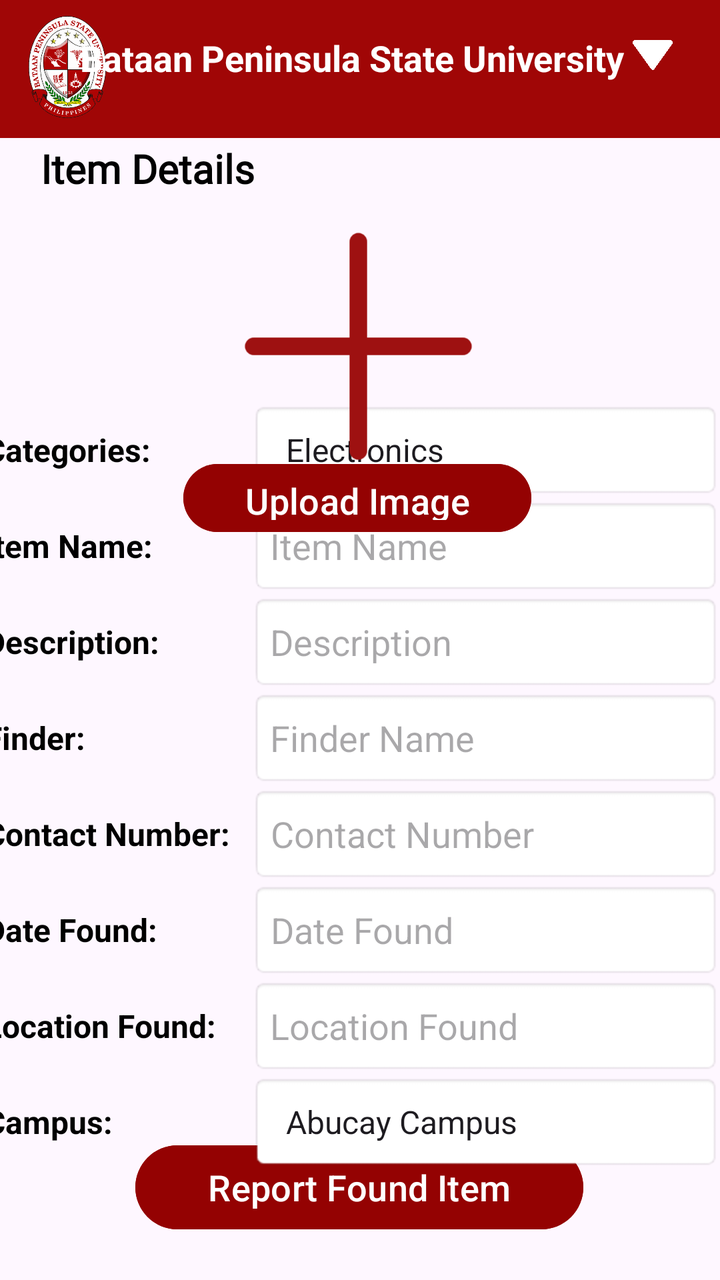
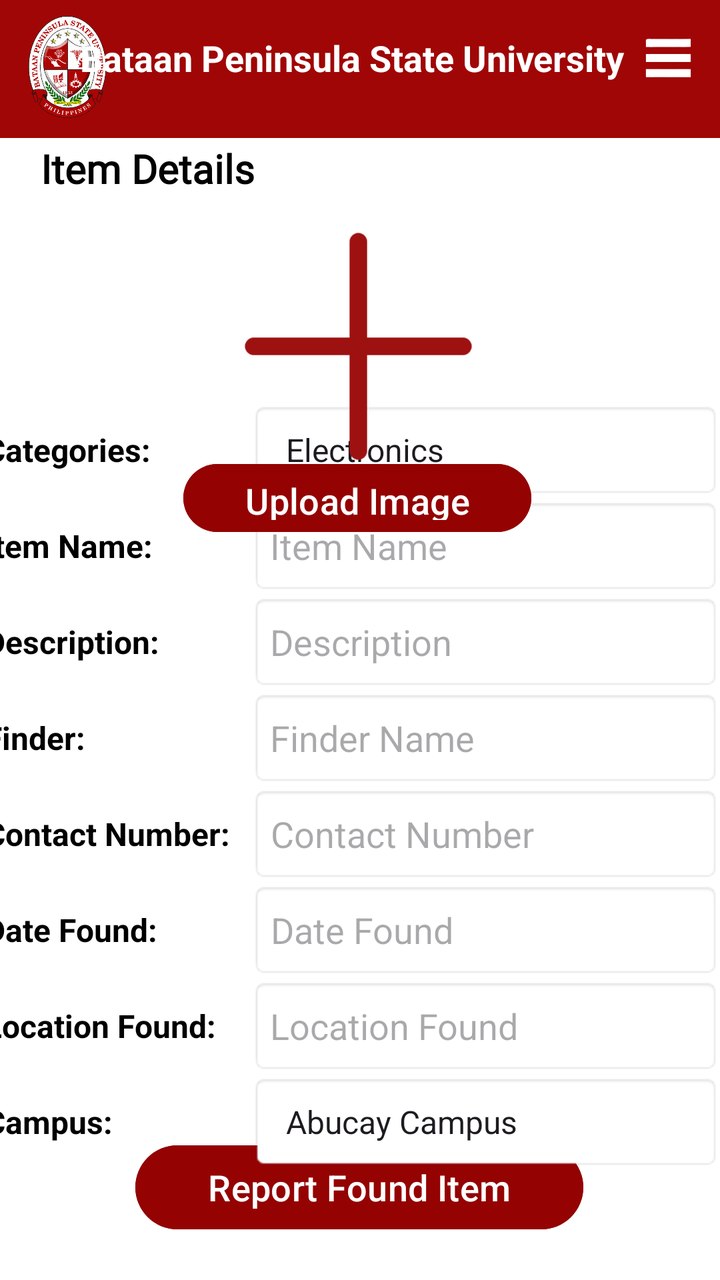

Screens rendered from an Android XML layout before and after an edit, with the pre-edit source and the edit as a unified diff.
<!-- AndroidManifest.xml: application theme Theme.FinalCaseStudy -->
<!-- res/layout/activity_found_report.xml -->
<?xml version="1.0" encoding="utf-8"?>
<androidx.constraintlayout.widget.ConstraintLayout xmlns:android="http://schemas.android.com/apk/res/android"
    xmlns:app="http://schemas.android.com/apk/res-auto"
    xmlns:tools="http://schemas.android.com/tools"
    android:id="@+id/main"
    android:layout_width="match_parent"
    android:layout_height="match_parent"
    tools:context=".FoundReportActivity">

    <TextView
        android:id="@+id/textView24"
        android:layout_width="wrap_content"
        android:layout_height="26dp"
        android:fontFamily="@font/times_new_roman"
        android:text="Item Details"
        android:textColor="@color/black"
        android:textSize="20sp"
        android:textStyle="bold"
        app:layout_constraintBottom_toBottomOf="parent"
        app:layout_constraintEnd_toEndOf="parent"
        app:layout_constraintHorizontal_bias="0.08"
        app:layout_constraintStart_toStartOf="parent"
        app:layout_constraintTop_toTopOf="parent"
        app:layout_constraintVertical_bias="0.115" />

    <Button
        android:id="@+id/button11"
        android:layout_width="224dp"
        android:layout_height="50dp"
        android:backgroundTint="#940202"
        android:backgroundTintMode="add"
        android:text="Report Found Item"
        android:textSize="18sp"
        android:textStyle="normal"
        app:layout_constraintBottom_toBottomOf="parent"
        app:layout_constraintEnd_toEndOf="parent"
        app:layout_constraintHorizontal_bias="0.497"
        app:layout_constraintStart_toStartOf="parent"
        app:layout_constraintTop_toTopOf="parent"
        app:layout_constraintVertical_bias="0.964" />

    <LinearLayout
        android:layout_width="376dp"
        android:layout_height="387dp"
        android:orientation="horizontal"
        app:layout_constraintBottom_toBottomOf="parent"
        app:layout_constraintEnd_toEndOf="parent"
        app:layout_constraintHorizontal_bias="0.514"
        app:layout_constraintStart_toStartOf="parent"
        app:layout_constraintTop_toTopOf="parent"
        app:layout_constraintVertical_bias="0.795">

        <LinearLayout
            android:id="@+id/linearLayout2"
            android:layout_width="133dp"
            android:layout_height="match_parent"
            android:orientation="vertical">

            <TextView
                android:id="@+id/textView48"
                android:layout_width="match_parent"
                android:layout_height="48dp"
                android:gravity="center|start"
                android:text="Categories:"
                android:textColor="@color/black"
                android:textSize="16sp"
                android:textStyle="bold"
                tools:layout_editor_absoluteX="30dp"
                tools:layout_editor_absoluteY="458dp" />

            <TextView
                android:id="@+id/textView41"
                android:layout_width="match_parent"
                android:layout_height="48dp"
                android:gravity="center|start"
                android:text="Item Name:"
                android:textColor="@color/black"
                android:textSize="16sp"
                android:textStyle="bold" />

            <TextView
                android:id="@+id/textView42"
                android:layout_width="match_parent"
                android:layout_height="48dp"
                android:gravity="center|start"
                android:text="Description:"
                android:textColor="@color/black"
                android:textSize="16sp"
                android:textStyle="bold" />

            <TextView
                android:id="@+id/textView43"
                android:layout_width="match_parent"
                android:layout_height="48dp"
                android:gravity="center|start"
                android:text="Finder:"
                android:textColor="@color/black"
                android:textSize="16sp"
                android:textStyle="bold" />

            <TextView
                android:id="@+id/textView44"
                android:layout_width="match_parent"
                android:layout_height="48dp"
                android:gravity="center|start"
                android:text="Contact Number:"
                android:textColor="@color/black"
                android:textSize="16sp"
                android:textStyle="bold" />

            <TextView
                android:id="@+id/textView45"
                android:layout_width="match_parent"
                android:layout_height="48dp"
                android:gravity="center|start"
                android:text="Date Found:"
                android:textColor="@color/black"
                android:textSize="16sp"
                android:textStyle="bold" />

            <TextView
                android:id="@+id/textView46"
                android:layout_width="match_parent"
                android:layout_height="48dp"
                android:gravity="center|start"
                android:text="Location Found:"
                android:textColor="@color/black"
                android:textSize="16sp"
                android:textStyle="bold" />

            <TextView
                android:id="@+id/textView40"
                android:layout_width="match_parent"
                android:layout_height="48dp"
                android:gravity="center|start"
                android:text="Campus:"
                android:textColor="@color/black"
                android:textSize="16sp"
                android:textStyle="bold" />

        </LinearLayout>

        <LinearLayout
            android:id="@+id/linearLayout3"
            android:layout_width="235dp"
            android:layout_height="match_parent"
            android:orientation="vertical">

            <Spinner
                android:id="@+id/spinner7"
                android:layout_width="match_parent"
                android:layout_height="48dp"
                android:background="@android:drawable/editbox_background"
                android:dropDownWidth="wrap_content"
                android:entries="@array/category_items"
                android:spinnerMode="dropdown" />

            <EditText
                android:id="@+id/editTextTextMultiLine"
                android:layout_width="match_parent"
                android:layout_height="48dp"
                android:background="@android:drawable/editbox_background_normal"
                android:ems="10"
                android:gravity="center|start"
                android:hint="Item Name"
                android:inputType="textMultiLine" />

            <EditText
                android:id="@+id/editTextTextMultiLine8"
                android:layout_width="match_parent"
                android:layout_height="48dp"
                android:background="@android:drawable/editbox_background"
                android:ems="10"
                android:gravity="center|start"
                android:hint="Description"
                android:inputType="textMultiLine" />

            <EditText
                android:id="@+id/editTextTextMultiLine9"
                android:layout_width="match_parent"
                android:layout_height="48dp"
                android:background="@android:drawable/editbox_background"
                android:ems="10"
                android:gravity="center|start"
                android:hint="Finder Name"
                android:inputType="textMultiLine" />

            <EditText
                android:id="@+id/editTextContactNumber"
                android:layout_width="match_parent"
                android:layout_height="48dp"
                android:background="@android:drawable/editbox_background"
                android:ems="10"
                android:gravity="center|start"
                android:hint="Contact Number"
                android:inputType="phone"
                android:maxLength="11"
                android:padding="10dp" />

            <EditText
                android:id="@+id/editTextDateFound"
                android:layout_width="match_parent"
                android:layout_height="48dp"
                android:background="@android:drawable/editbox_background"
                android:clickable="true"
                android:focusable="false"
                android:gravity="center|start"
                android:hint="Date Found"
                android:inputType="date"
                android:padding="10dp" />

            <EditText
                android:id="@+id/editTextTextMultiLine12"
                android:layout_width="match_parent"
                android:layout_height="48dp"
                android:background="@android:drawable/editbox_background"
                android:ems="10"
                android:gravity="center|start"
                android:hint="Location Found"
                android:inputType="textMultiLine" />

            <Spinner
                android:id="@+id/spinner10"
                android:layout_width="match_parent"
                android:layout_height="48dp"
                android:background="@android:drawable/editbox_background"
                android:dropDownWidth="wrap_content"
                android:entries="@array/campus_name"
                android:spinnerMode="dropdown" />

        </LinearLayout>

    </LinearLayout>

    <ImageView
        android:id="@+id/ivItemImage"
        android:layout_width="149dp"
        android:layout_height="129dp"
        android:layout_marginTop="8dp"
        android:layout_marginBottom="16dp"
        android:adjustViewBounds="true"
        android:contentDescription="Item Image"
        android:scaleType="fitCenter"
        android:src="@drawable/plus_placeholder"
        app:layout_constraintBottom_toBottomOf="parent"
        app:layout_constraintEnd_toEndOf="parent"
        app:layout_constraintHorizontal_bias="0.496"
        app:layout_constraintStart_toStartOf="parent"
        app:layout_constraintTop_toTopOf="parent"
        app:layout_constraintVertical_bias="0.207"
        app:tint="#9E1111" />

    <Button
        android:id="@+id/button10"
        android:layout_width="174dp"
        android:layout_height="42dp"
        android:backgroundTint="#940202"
        android:backgroundTintMode="add"
        android:text="Upload Image"
        android:textSize="18sp"
        android:textStyle="normal"
        app:layout_constraintBottom_toBottomOf="parent"
        app:layout_constraintEnd_toEndOf="parent"
        app:layout_constraintHorizontal_bias="0.493"
        app:layout_constraintStart_toStartOf="parent"
        app:layout_constraintTop_toTopOf="parent"
        app:layout_constraintVertical_bias="0.381" />

    <TextView
        android:id="@+id/textView38"
        android:layout_width="414dp"
        android:layout_height="69dp"
        android:layout_marginBottom="5dp"
        android:background="#A00606"
        app:layout_constraintBottom_toBottomOf="parent"
        app:layout_constraintEnd_toEndOf="parent"
        app:layout_constraintStart_toStartOf="parent"
        app:layout_constraintTop_toTopOf="parent"
        app:layout_constraintVertical_bias="0.0" />

    <ImageView
        android:id="@+id/imageView6"
        android:layout_width="40dp"
        android:layout_height="67dp"
        app:layout_constraintBottom_toBottomOf="parent"
        app:layout_constraintEnd_toEndOf="parent"
        app:layout_constraintHorizontal_bias="0.043"
        app:layout_constraintStart_toStartOf="parent"
        app:layout_constraintTop_toTopOf="parent"
        app:layout_constraintVertical_bias="0.0"
        app:srcCompat="@drawable/bataan_peninsula_state_university_logo" />


    <TextView
        android:id="@+id/textView39"
        android:layout_width="280dp"
        android:layout_height="26dp"
        android:fontFamily="sans-serif"
        android:text="Bataan Peninsula State University"
        android:textColor="@color/white"
        android:textSize="18sp"
        android:textStyle="bold"
        app:layout_constraintBottom_toBottomOf="parent"
        app:layout_constraintEnd_toEndOf="parent"
        app:layout_constraintHorizontal_bias="0.500"
        app:layout_constraintStart_toStartOf="parent"
        app:layout_constraintTop_toTopOf="parent"
        app:layout_constraintVertical_bias="0.027" />

    <Spinner
        android:id="@+id/spinner6"
        android:layout_width="20dp"
        android:layout_height="15dp"
        android:background="@drawable/pngaaa_com_5204195"
        android:entries="@array/menu_items"
        app:layout_constraintBottom_toBottomOf="parent"
        app:layout_constraintEnd_toEndOf="parent"
        app:layout_constraintHorizontal_bias="0.930"
        app:layout_constraintStart_toStartOf="parent"
        app:layout_constraintTop_toTopOf="parent"
        app:layout_constraintVertical_bias="0.032" />


</androidx.constraintlayout.widget.ConstraintLayout>
<!-- resources referenced by this layout -->
<resources>
  <string-array name="campus_name">
          <item>Abucay Campus</item>
          <item>Bagac Campus</item>
          <item>Balanga Campus</item>
          <item>Dinalupihan Campus</item>
          <item>Main Campus</item>
          <item>Orani Campus</item>
      </string-array>
  <string-array name="category_items">
          <item>Electronics</item>
          <item>Documents</item>
          <item>Cash</item>
          <item>Cards and IDs</item>
          <item>Keys</item>
          <item>Personal Items</item>
          <item>Clothing</item>
          <item>Accessories</item>
          <item>School Supplies</item>
          <item>Others</item>
      </string-array>
  <string-array name="menu_items">
          <item>Select page</item>
          <item>Home</item>
          <item>Lost Items</item>
          <item>Found Items</item>
          <item>Summary</item>
          <item>Logout</item>
      </string-array>
  <color name="black">#FF000000</color>
  <color name="white">#FFFFFFFF</color>
  <!-- drawable bataan_peninsula_state_university_logo: png bitmap (drawable, 28800 bytes) -->
  <!-- drawable plus_placeholder: png bitmap (drawable, 3836 bytes) -->
  <!-- drawable pngaaa_com_5204195: png bitmap (drawable, 10240 bytes) -->
  <style name="Theme.FinalCaseStudy" parent="Base.Theme.FinalCaseStudy" />
  <style name="Base.Theme.FinalCaseStudy" parent="Theme.Material3.DayNight.NoActionBar">
          
          
      </style>
</resources>

<!-- the commit's change to res/layout/activity_found_report.xml (unified diff, before → after) -->
@@ -5,6 +5,7 @@
     android:id="@+id/main"
     android:layout_width="match_parent"
     android:layout_height="match_parent"
+    android:background="#ffffff"
     tools:context=".FoundReportActivity">
 
     <TextView
@@ -309,16 +310,16 @@
 
     <Spinner
         android:id="@+id/spinner6"
-        android:layout_width="20dp"
-        android:layout_height="15dp"
-        android:background="@drawable/pngaaa_com_5204195"
+        android:layout_width="25dp"
+        android:layout_height="23dp"
+        android:background="@drawable/white_menu_icon_png_18_removebg_preview"
         android:entries="@array/menu_items"
         app:layout_constraintBottom_toBottomOf="parent"
         app:layout_constraintEnd_toEndOf="parent"
-        app:layout_constraintHorizontal_bias="0.930"
-        app:layout_constraintStart_toStartOf="parent"
-        app:layout_constraintTop_toTopOf="parent"
-        app:layout_constraintVertical_bias="0.032" />
+        app:layout_constraintHorizontal_bias="0.960"
+        app:layout_constraintStart_toStartOf="parent"
+        app:layout_constraintTop_toTopOf="parent"
+        app:layout_constraintVertical_bias="0.029" />
 
 
 </androidx.constraintlayout.widget.ConstraintLayout>
<!-- resource entries referenced after the edit -->
@@ -32,7 +32,7 @@
   <color name="white">#FFFFFFFF</color>
   <!-- drawable bataan_peninsula_state_university_logo: png bitmap (drawable, 28800 bytes) -->
   <!-- drawable plus_placeholder: png bitmap (drawable, 3836 bytes) -->
-  <!-- drawable pngaaa_com_5204195: png bitmap (drawable, 10240 bytes) -->
+  <!-- drawable white_menu_icon_png_18_removebg_preview: png bitmap (drawable, 4588 bytes) -->
   <style name="Theme.FinalCaseStudy" parent="Base.Theme.FinalCaseStudy" />
   <style name="Base.Theme.FinalCaseStudy" parent="Theme.Material3.DayNight.NoActionBar">
           
